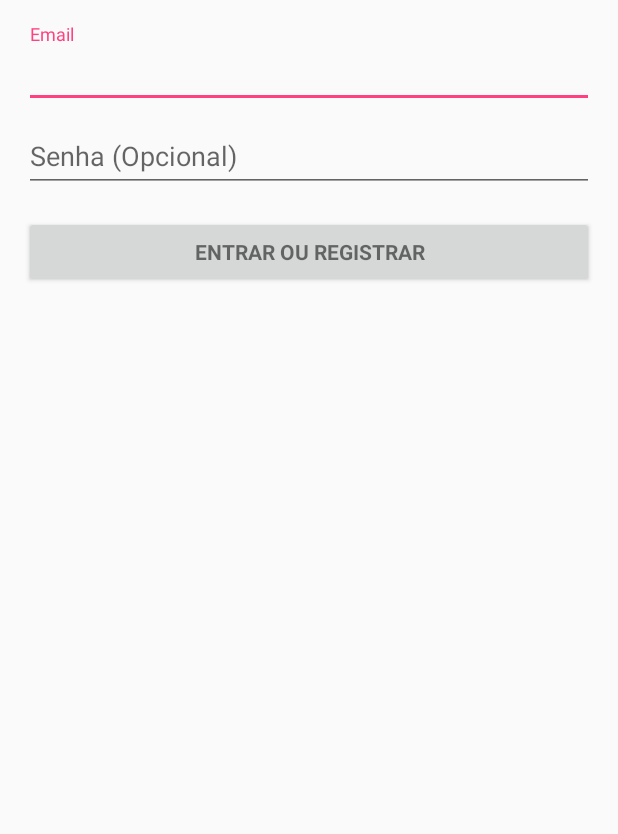
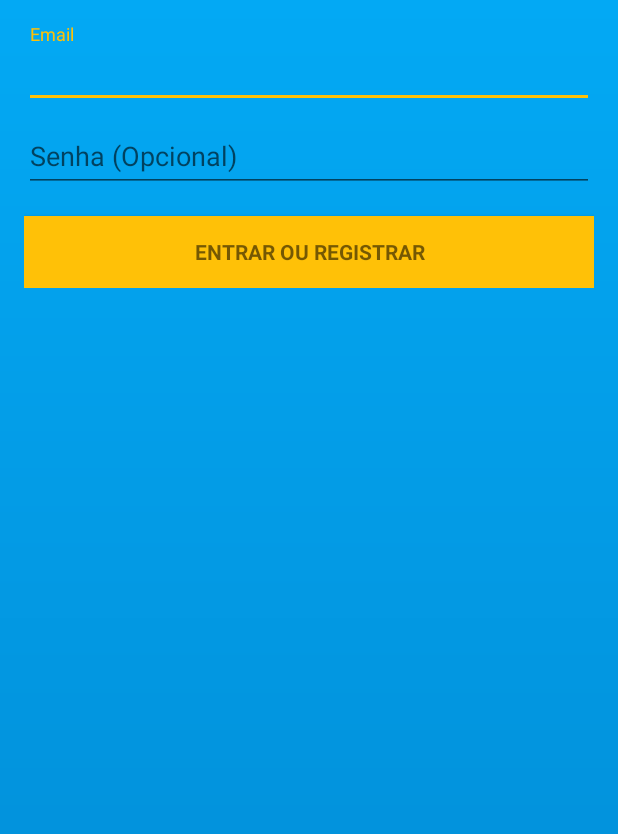
Before and after one commit to miguelwolf/logeasy, an Android app: the layout activity_login.xml on its own in the app's theme, with its tools: preview values and no code run, on a phone screen of 412 x 824 dp. Shown: the top 834 px of the screen. Run offline under Robolectric (Android 15) with nearby library versions, the phone set to English and light mode, and no system bars.

Commit message:
Alterado versão gradle, alterado login e tela inicial do aplicativo.

```diff
--- a/app/src/main/java/br/com/miguelwolf/logeasy/LoginActivity.java
+++ b/app/src/main/java/br/com/miguelwolf/logeasy/LoginActivity.java
@@ -3,6 +3,7 @@ package br.com.miguelwolf.logeasy;
 import android.animation.Animator;
 import android.animation.AnimatorListenerAdapter;
 import android.annotation.TargetApi;
+import android.content.Intent;
 import android.content.pm.PackageManager;
 import android.support.annotation.NonNull;
 import android.support.design.widget.Snackbar;
@@ -187,6 +188,10 @@ public class LoginActivity extends AppCompatActivity implements LoaderCallbacks<
             showProgress(true);
             mAuthTask = new UserLoginTask(email, password);
             mAuthTask.execute((Void) null);
+
+            Intent i = new Intent(this, MainActivity.class);
+            startActivity(i);
+
         }
     }
 
--- /dev/null
+++ b/app/src/main/res/drawable/gradient.xml
@@ -0,0 +1,9 @@
+<?xml version="1.0" encoding="utf-8"?>
+<shape xmlns:android="http://schemas.android.com/apk/res/android"
+    android:shape="rectangle">
+    <gradient
+        android:angle="270"
+        android:startColor="@color/colorPrimary"
+        android:endColor="@color/colorPrimaryDark"
+        android:type="linear"/>
+</shape>
--- a/app/src/main/res/layout/activity_login.xml
+++ b/app/src/main/res/layout/activity_login.xml
@@ -8,7 +8,8 @@
     android:paddingLeft="@dimen/activity_horizontal_margin"
     android:paddingRight="@dimen/activity_horizontal_margin"
     android:paddingTop="@dimen/activity_vertical_margin"
-    tools:context="br.com.miguelwolf.logeasy.LoginActivity">
+    tools:context="br.com.miguelwolf.logeasy.LoginActivity"
+    android:background="@drawable/gradient">
 
     <!-- Login progress -->
     <ProgressBar
@@ -69,6 +70,7 @@
                 android:layout_width="match_parent"
                 android:layout_height="wrap_content"
                 android:layout_marginTop="16dp"
+                android:background="@color/colorAccent"
                 android:text="@string/action_sign_in"
                 android:textStyle="bold" />
 
--- a/app/src/main/res/values/colors.xml
+++ b/app/src/main/res/values/colors.xml
@@ -1,6 +1,6 @@
 <?xml version="1.0" encoding="utf-8"?>
 <resources>
-    <color name="colorPrimary">#3F51B5</color>
-    <color name="colorPrimaryDark">#303F9F</color>
-    <color name="colorAccent">#FF4081</color>
+    <color name="colorPrimary">#03A9F4</color>
+    <color name="colorPrimaryDark">#0288D1</color>
+    <color name="colorAccent">#ffc107</color>
 </resources>
--- a/build.gradle
+++ b/build.gradle
@@ -3,9 +3,10 @@
 buildscript {
     repositories {
         jcenter()
+        google()
     }
     dependencies {
-        classpath 'com.android.tools.build:gradle:2.3.3'
+        classpath 'com.android.tools.build:gradle:3.1.0'
 
         // NOTE: Do not place your application dependencies here; they belong
         // in the individual module build.gradle files
@@ -15,6 +16,7 @@ buildscript {
 allprojects {
     repositories {
         jcenter()
+        google()
     }
 }
 
```
Also changed, not shown: app/build.gradle (+11 -11 lines), app/src/main/AndroidManifest.xml (+5 -3 lines), gradle/wrapper/gradle-wrapper.properties.
